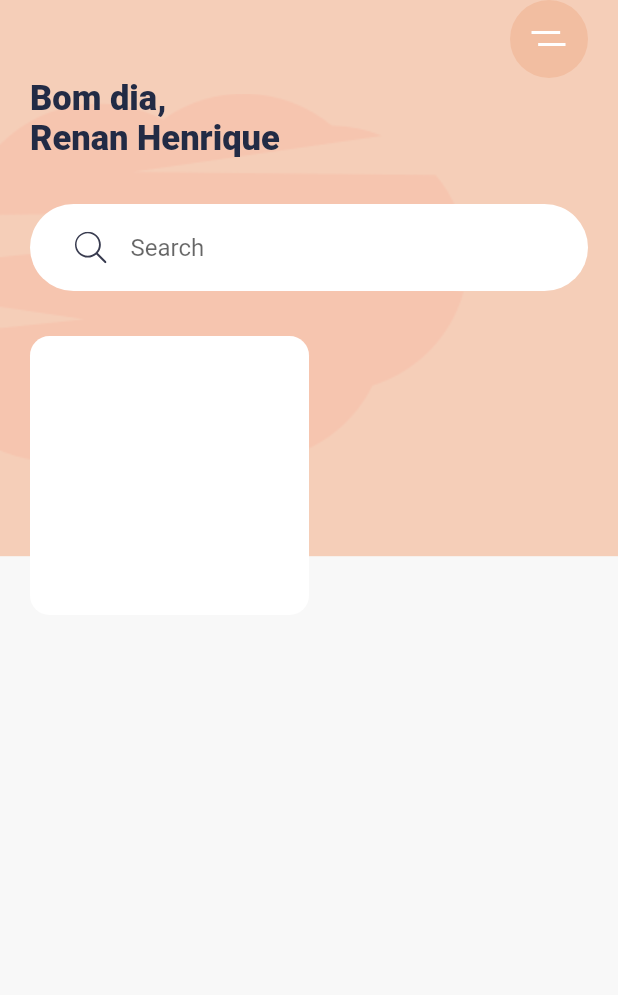
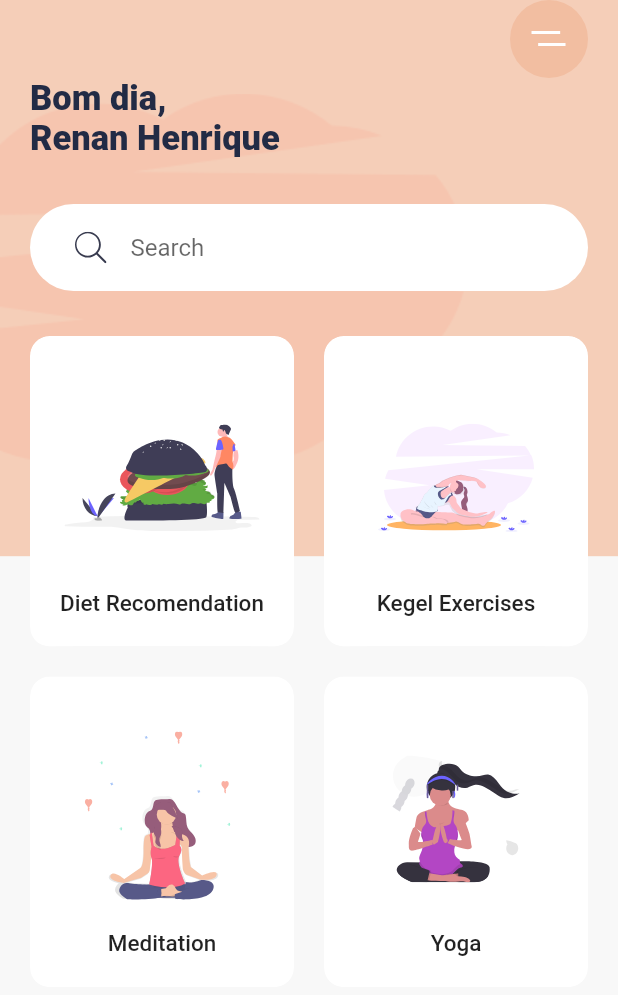
Before and after one commit to renamcomn/meditation_app, a Flutter app: the screen it shows after launch, on a phone screen of 412 x 824 dp. Shown: the top 995 px of the screen. Run offline on Flutter 3.47's test engine with Material 2 defaults, Android fonts, the phone set to English and light mode, and no system bars; our stand-ins replace flutter_svg.

Commit message:
Add Category Card

```diff
--- a/lib/pages/home_page.dart
+++ b/lib/pages/home_page.dart
@@ -1,5 +1,6 @@
 import 'package:flutter/material.dart';
 import 'package:flutter_svg/svg.dart';
+import 'package:meditation_app/widgets/category_card.dart';
 
 class HomePage extends StatelessWidget {
   const HomePage({ Key? key }) : super(key: key);
@@ -59,13 +60,14 @@ class HomePage extends StatelessWidget {
                     Expanded(
                       child: GridView.count(
                         crossAxisCount: 2,
+                        childAspectRatio: .85,
+                        crossAxisSpacing: 20,
+                        mainAxisSpacing: 20,
                         children: [
-                          Container(
-                            decoration: BoxDecoration(
-                              color: Colors.white,
-                              borderRadius: BorderRadius.circular(13)
-                            ),
-                          )
+                          CategoryCard(title: "Diet Recomendation", icon: "assets/icons/Hamburger.svg", press: () { print("Diet"); },),
+                          CategoryCard(title: "Kegel Exercises", icon: "assets/icons/Excrecises.svg", press: () { print("Kegel"); }),
+                          CategoryCard(title: "Meditation", icon: "assets/icons/Meditation.svg", press: () { print("Meditation"); }),
+                          CategoryCard(title: "Yoga", icon: "assets/icons/yoga.svg", press: () { print("Yoga"); })
                         ],
                       ),
                     )
--- /dev/null
+++ b/lib/widgets/category_card.dart
@@ -0,0 +1,57 @@
+import 'package:flutter/material.dart';
+import 'package:flutter_svg/svg.dart';
+import 'package:meditation_app/constants.dart';
+
+class CategoryCard extends StatelessWidget {
+
+ final String title;
+ final String icon;
+ final Function press;
+
+  const CategoryCard({
+    Key? key,
+    required this.title,
+    required this.icon,
+    required this.press,
+  }) : super(key: key);
+
+  @override
+  Widget build(BuildContext context) {
+      return ClipRRect(
+        borderRadius: BorderRadius.circular(13),
+        child: Container(
+          decoration: BoxDecoration(
+            color: Colors.white,
+            borderRadius: BorderRadius.circular(13),
+            boxShadow: [
+              BoxShadow(
+                offset: Offset(0, 17),
+                blurRadius: 17,
+                spreadRadius: -23,
+                color: kShadowColor
+              ),
+            ],
+          ),
+          child: Material(
+            color: Colors.transparent,
+            child: InkWell(
+              onTap: () { press(); },
+              child: Padding(
+                padding: const EdgeInsets.all(20.0),
+                child: Column(children: [
+                  Spacer(),
+                  SvgPicture.asset(icon),
+                  Spacer(),
+                  Text(title,
+                    textAlign: TextAlign.center,
+                    style: Theme.of(context).textTheme.title!.copyWith(fontSize: 15),
+                  )
+                ],),
+              ),
+            ),
+          ),
+        ),
+      );
+  }
+
+}
```
